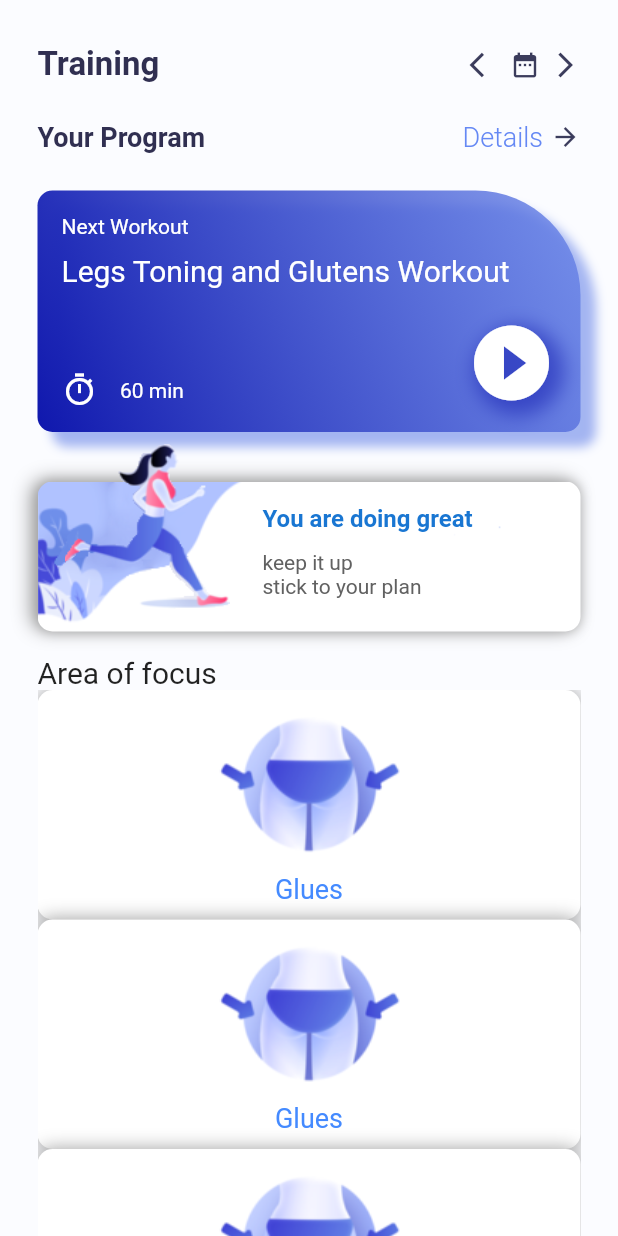
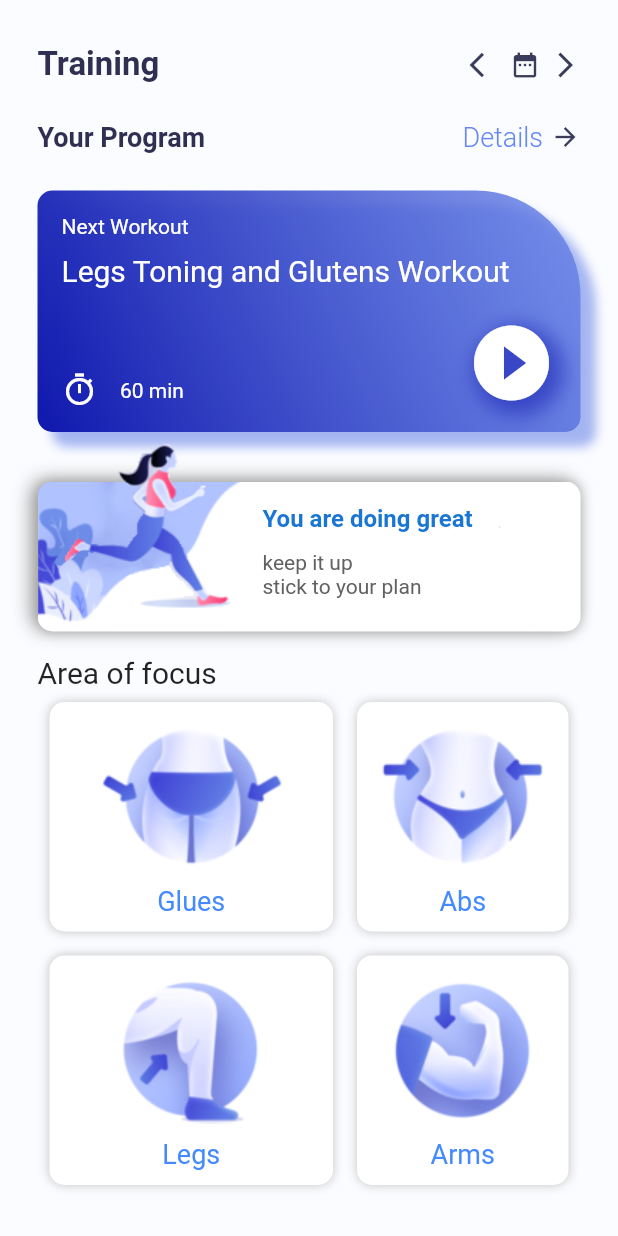
Before and after one commit to Amal4m41/WorkoutApp-UX-UI-Flutter, a Flutter app: the screen it shows after launch, on a phone screen of 412 x 824 dp. Run offline on Flutter 3.47's test engine with Material 2 defaults, Android fonts, the phone set to English and light mode, and no system bars.

Commit message:
Completed home screen UI and setup video info screen

```diff
--- a/lib/main.dart
+++ b/lib/main.dart
@@ -1,6 +1,7 @@
 import 'package:flutter/material.dart';
 import 'package:flutter/services.dart';
 import 'package:workout_app/screens/home_screen.dart';
+import 'package:workout_app/screens/video_info_screen.dart';
 
 void main() {
   runApp(MyApp());
@@ -14,7 +15,11 @@ class MyApp extends StatelessWidget {
     return MaterialApp(
       debugShowCheckedModeBanner: false,
       theme: ThemeData.light(),
-      home: HomeScreen(),
+      initialRoute: HomeScreen.id,
+      routes: {
+        HomeScreen.id: (context) => const HomeScreen(),
+        VideoInfoScreen.id: (context) => const VideoInfoScreen(),
+      },
     );
   }
   // @override
--- a/lib/screens/home_screen.dart
+++ b/lib/screens/home_screen.dart
@@ -6,10 +6,13 @@ import 'package:flutter/painting.dart';
 import 'package:flutter/rendering.dart';
 import 'package:flutter/services.dart';
 import 'package:workout_app/colors.dart' as color;
+import 'package:workout_app/screens/video_info_screen.dart';
 import 'package:workout_app/utils/constants.dart';
 import 'package:workout_app/utils/widget_functions.dart';
 
 class HomeScreen extends StatefulWidget {
+  static const String id = "homescreen";
+
   const HomeScreen({Key? key}) : super(key: key);
 
   @override
@@ -17,13 +20,20 @@ class HomeScreen extends StatefulWidget {
 }
 
 class _HomeScreenState extends State<HomeScreen> {
-  List listViewItems = [];
+  List _listViewItems = [];
 
   void _listViewData() async {
-    String jsonValue =
-        await DefaultAssetBundle.of(context).loadString("json/info.json");
-    listViewItems = json.decode(jsonValue);
-    print(listViewItems);
+    //Read the data from the json file.
+    String jsonValue = await DefaultAssetBundle.of(context)
+        .loadString("assets/json/info.json");
+    // await Future.delayed(Duration(seconds: 5), () {
+    //   print("Delayed for 5 seconds");
+    // });
+    setState(() {
+      //convert the json string  data to a list of maps(depending upon the json data).
+      _listViewItems = json.decode(jsonValue);
+    });
+    print(_listViewItems);
   }
 
   @override
@@ -38,7 +48,8 @@ class _HomeScreenState extends State<HomeScreen> {
       backgroundColor: color.AppColor.homePageBackground,
       body: SafeArea(
         child: Container(
-          padding: EdgeInsets.only(left: 25, top: 30, right: 25),
+          padding:
+              const EdgeInsets.only(left: 25, top: 30, right: 25, bottom: 10),
           child: Column(
             crossAxisAlignment: CrossAxisAlignment.start,
             children: [
@@ -90,10 +101,15 @@ class _HomeScreenState extends State<HomeScreen> {
                         fontWeight: FontWeight.w300),
                   ),
                   getHorizontalSpace(5),
-                  const Icon(
+                  GestureDetector(
+                    onTap: () {
+                      Navigator.pushNamed(context, VideoInfoScreen.id);
+                    },
+                    child: const Icon(
                       Icons.arrow_forward,
                       color: color.AppColor.homePageIcons,
                       size: 20,
+                    ),
                   ),
                 ],
               ),
@@ -257,14 +273,38 @@ class _HomeScreenState extends State<HomeScreen> {
               //   text: "Glues",
               // )
               Expanded(
-                child: ListView.builder(
+                child: _listViewItems.isNotEmpty
+                    ? ListView.builder(
                         scrollDirection: Axis.vertical,
+                        itemCount:
+                            _listViewItems.length ~/ 2, //integer division.
                         itemBuilder: (BuildContext context, int index) {
-                    return Container(
+                          int a = index * 2;
+                          int b = index * 2 + 1;
+                          return Row(children: [
+                            Expanded(
+                              child: Padding(
+                                padding: const EdgeInsets.all(8.0),
                                 child: CardIconText(
-                          imagePath: "$kImagePath/ex1.png", text: "Glues"),
-                    );
+                                  imagePath: _listViewItems[a]["img"],
+                                  text: _listViewItems[a]["title"],
+                                ),
+                              ),
+                            ),
+                            Padding(
+                              padding: const EdgeInsets.all(8.0),
+                              child: Expanded(
+                                child: CardIconText(
+                                  imagePath: _listViewItems[b]["img"],
+                                  text: _listViewItems[b]["title"],
+                                ),
+                              ),
+                            )
+                          ]);
                         },
+                      )
+                    : Center(
+                        child: CircularProgressIndicator(),
                       ),
               )
             ],
@@ -295,11 +335,14 @@ class CardIconText extends StatelessWidget {
         ],
       ),
       padding: const EdgeInsets.all(10).copyWith(top: 15),
-      decoration: const BoxDecoration(
+      decoration: BoxDecoration(
           // color: Colors.red.withOpacity(0.4),
-          borderRadius: BorderRadius.all(Radius.circular(10)),
+          borderRadius: const BorderRadius.all(Radius.circular(10)),
           boxShadow: [
-            BoxShadow(color: Colors.grey, offset: Offset(0, 0), blurRadius: 10)
+            BoxShadow(
+                color: Colors.grey.withOpacity(0.6),
+                offset: Offset(0, 0),
+                blurRadius: 5)
           ],
           color: Colors.white),
     );
--- a/pubspec.yaml
+++ b/pubspec.yaml
@@ -59,6 +59,7 @@ flutter:
 
   # To add assets to your application, add an assets section, like this:
   assets:
+    - assets/json/
     - assets/images/
   # An image asset can refer to one or more resolution-specific "variants", see
   # https://flutter.dev/assets-and-images/#resolution-aware.
```
Also changed, not shown: lib/screens/video_info_screen.dart (added, +230 -0 lines), assets/json/info.json (renamed from json/info.json), assets/json/videoinfo.json (renamed from json/videoinfo.json). Lines whose indentation alone changed are shown as unchanged.
